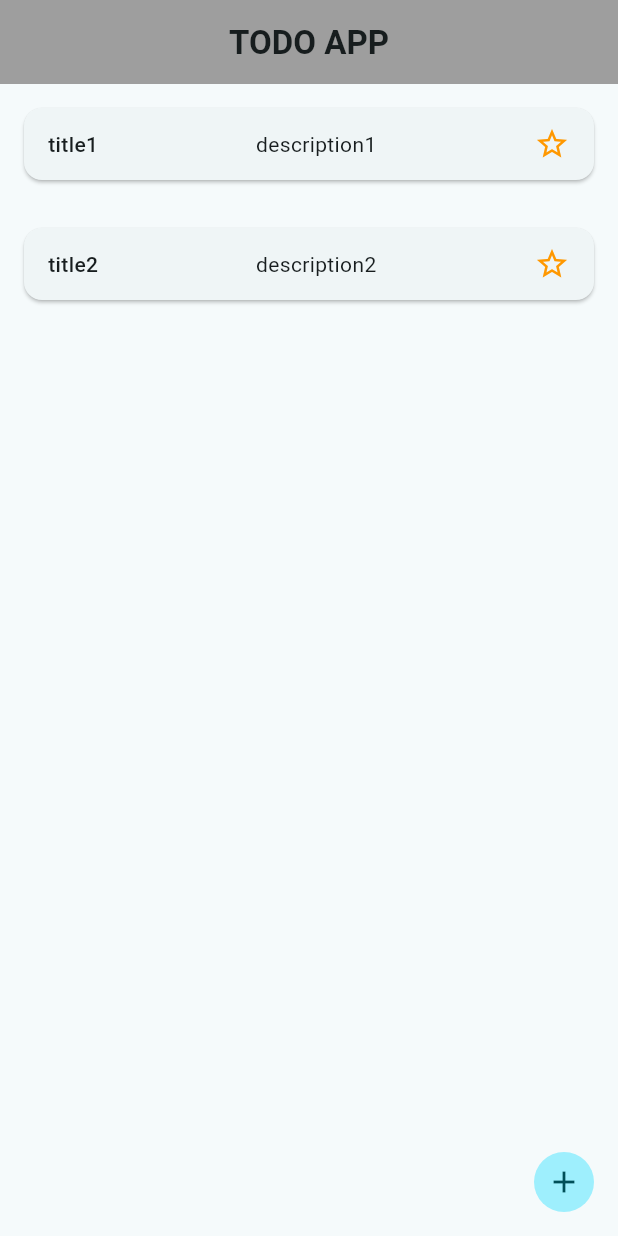
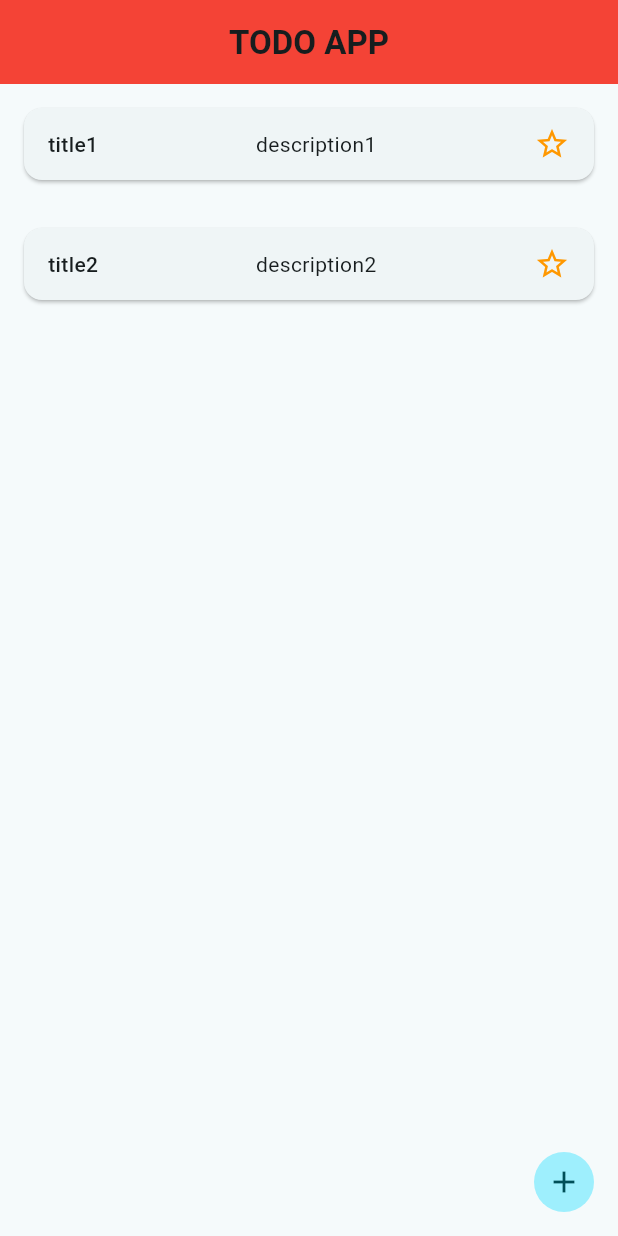
Before and after one commit to Danilospano00/TODO-app, a Flutter app: the screen it shows after launch, on a phone screen of 412 x 824 dp. Run offline on Flutter 3.47's test engine with Material 2 defaults, Android fonts, the phone set to English and light mode, and no system bars; our stand-ins replace equatable, flutter_redux, redux.

Commit message:
feat: changed app bar color

```diff
--- a/lib/pages/home_page.dart
+++ b/lib/pages/home_page.dart
@@ -24,7 +24,7 @@ class HomePage extends StatelessWidget {
           ),
         ),
         centerTitle: true,
-        backgroundColor: Colors.grey,
+        backgroundColor: Colors.red,
         automaticallyImplyLeading: false,
       ),
       body: ListView(
```
